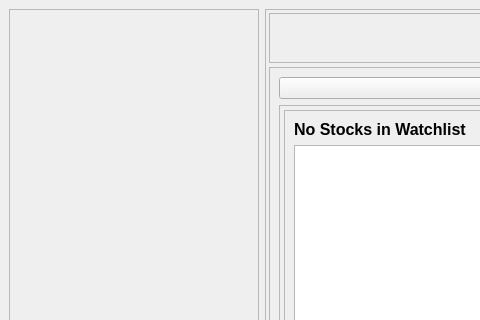
This is UIFiles/watchlists.ui in ShubhamMandavkar/TYLiveProjectt-StockAutomationSystem as Qt 5 draws it before an edit; both pictures show x 0 to 480 and y 0 to 320 of the 1005 by 614 pixel window. The edited form follows.
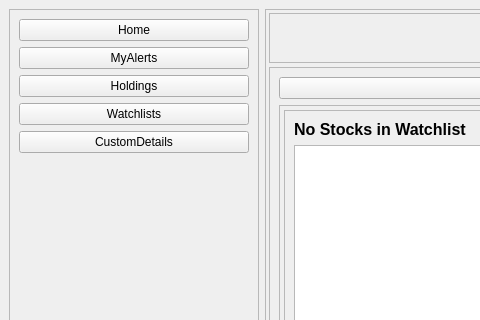
This is the edited form.

```diff
--- a/UIFiles/watchlists.ui
+++ b/UIFiles/watchlists.ui
@@ -35,6 +35,43 @@
       <property name="frameShadow">
        <enum>QFrame::Raised</enum>
       </property>
+      <layout class="QFormLayout" name="formLayout">
+       <item row="1" column="0" colspan="2">
+        <widget class="QPushButton" name="btnMyAlerts">
+         <property name="text">
+          <string>MyAlerts</string>
+         </property>
+        </widget>
+       </item>
+       <item row="2" column="0" colspan="2">
+        <widget class="QPushButton" name="btnHoldings">
+         <property name="text">
+          <string>Holdings</string>
+         </property>
+        </widget>
+       </item>
+       <item row="4" column="0" colspan="2">
+        <widget class="QPushButton" name="btnCustomDetails">
+         <property name="text">
+          <string>CustomDetails</string>
+         </property>
+        </widget>
+       </item>
+       <item row="3" column="0" colspan="2">
+        <widget class="QPushButton" name="btnWatchlists">
+         <property name="text">
+          <string>Watchlists</string>
+         </property>
+        </widget>
+       </item>
+       <item row="0" column="0" colspan="2">
+        <widget class="QPushButton" name="btnHome">
+         <property name="text">
+          <string>Home</string>
+         </property>
+        </widget>
+       </item>
+      </layout>
      </widget>
     </item>
     <item>
```
Left out of the diff: 2 changed lines with no effect on the pictures.
